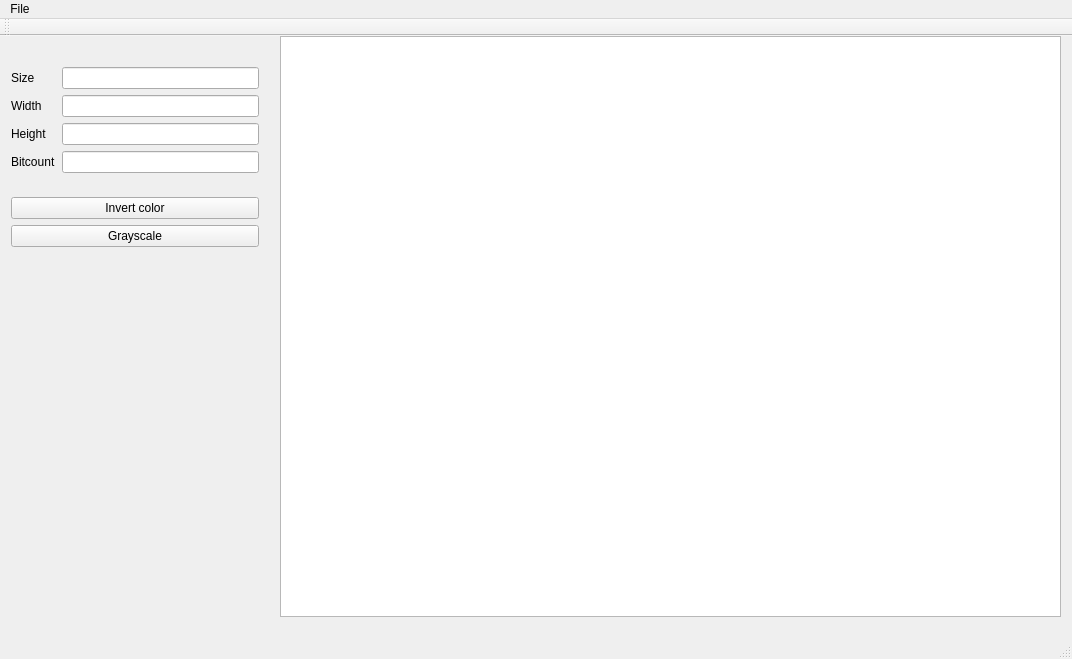
Qt form Painter/mainwindow.ui (VeselAbaya/qt-learning) before a commit.
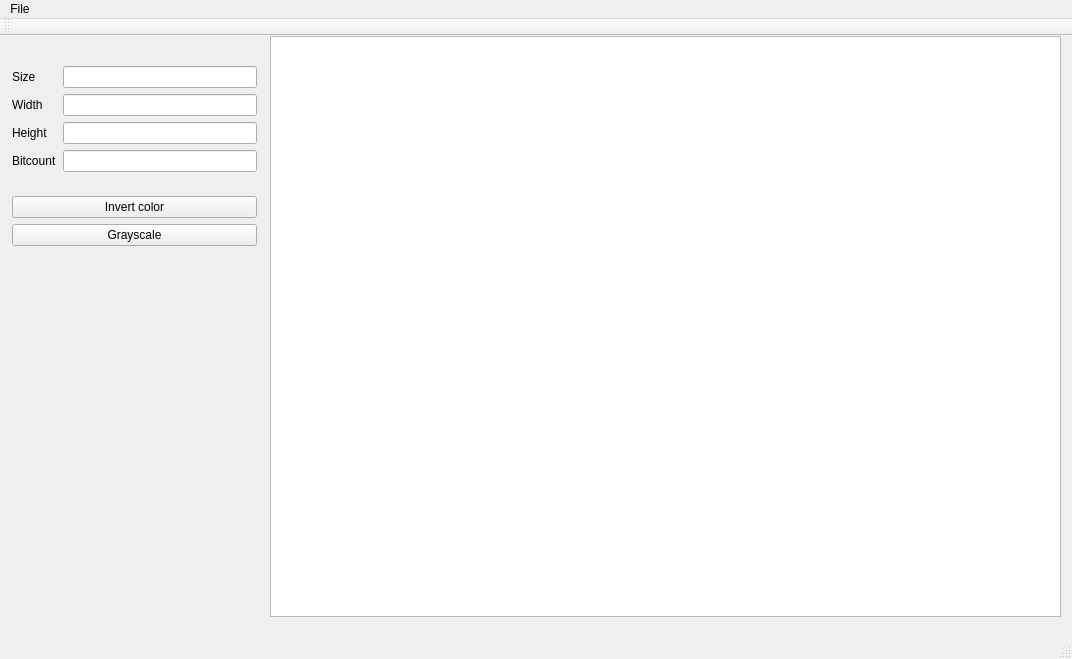
The same form after that commit.

Patch:
```diff
--- a/Painter/mainwindow.ui
+++ b/Painter/mainwindow.ui
@@ -17,19 +17,19 @@
    <widget class="QGraphicsView" name="graphics_view">
     <property name="geometry">
      <rect>
-      <x>280</x>
+      <x>270</x>
       <y>0</y>
-      <width>781</width>
+      <width>791</width>
       <height>581</height>
      </rect>
     </property>
    </widget>
-   <widget class="QWidget" name="">
+   <widget class="QWidget" name="layoutWidget">
     <property name="geometry">
      <rect>
-      <x>0</x>
-      <y>2</y>
-      <width>270</width>
+      <x>1</x>
+      <y>1</y>
+      <width>267</width>
       <height>238</height>
      </rect>
     </property>
```
